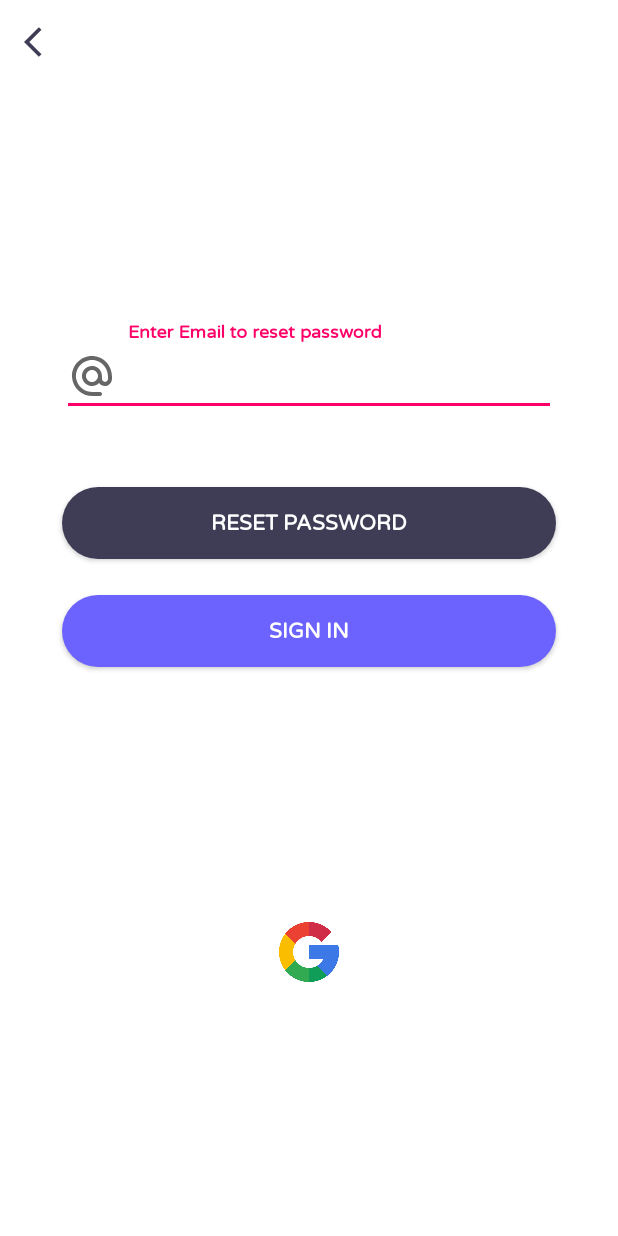
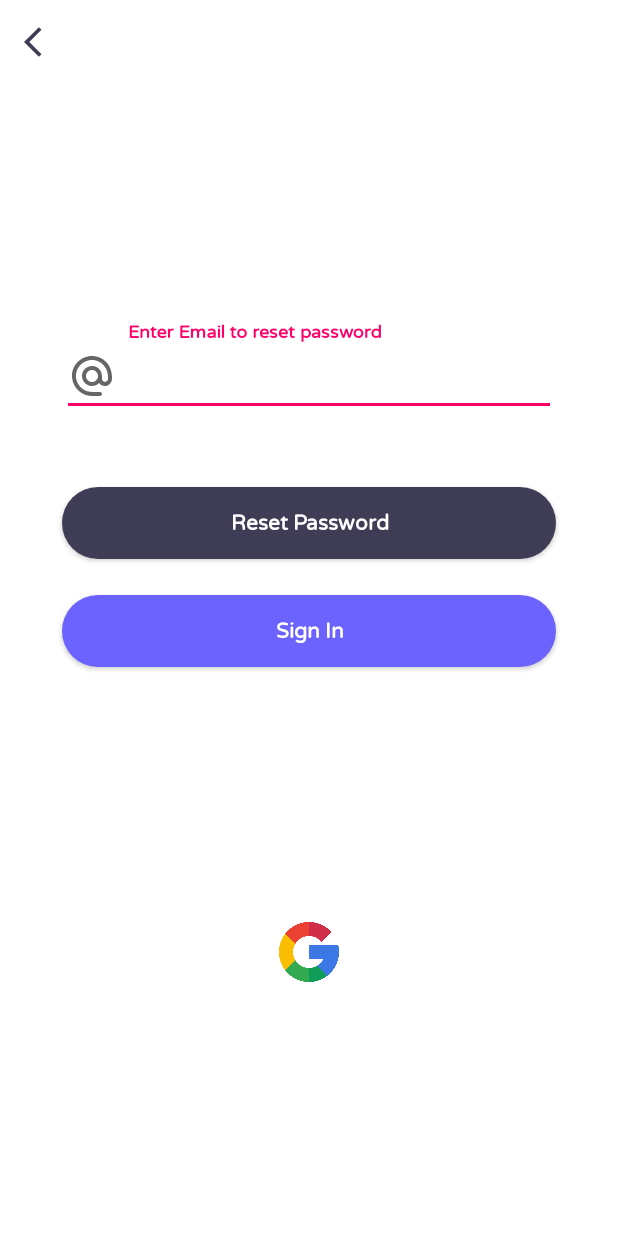
Before and after one commit to anicket-15/YogAI, an Android app: the ForgotPassword screen opened directly, with no data from a screen before it, on a phone screen of 412 x 824 dp. Run offline under Robolectric (Android 15) with nearby library versions, the phone set to English and light mode, and no system bars; our stand-ins replace Firebase (no records; nobody signed in at launch, a user with empty details on screens opened directly).

Commit message:
UI Improvements and Bug Fixes in ProgressBar

```diff
--- a/app/src/main/java/com/anicket/yogai/ForgotPassword.java
+++ b/app/src/main/java/com/anicket/yogai/ForgotPassword.java
@@ -45,7 +45,7 @@ public class ForgotPassword extends AppCompatActivity {
             @Override
             public void onClick(View v) {
 
-                progressBar.setVisibility(View.VISIBLE);
+
                 final String email = mEmail.getText().toString().trim();
 
                 //Validation Check
@@ -54,11 +54,12 @@ public class ForgotPassword extends AppCompatActivity {
                     editTextEmail.setError("Valid Email is required");
                     return;
                 }
-                progressBar.setVisibility(View.INVISIBLE);
+                progressBar.setVisibility(View.VISIBLE);
                 //Send Reset Password Link
                 fAuth.sendPasswordResetEmail(email).addOnSuccessListener(new OnSuccessListener<Void>() {
                     @Override
                     public void onSuccess(Void aVoid) {
+                        progressBar.setVisibility(View.INVISIBLE);
                         Toast.makeText(ForgotPassword.this, "Password Reset Link Sent to your Mail "+email, Toast.LENGTH_SHORT).show();
                         startActivity(new Intent(ForgotPassword.this,LoginActivity.class));
                         finish();
@@ -66,6 +67,7 @@ public class ForgotPassword extends AppCompatActivity {
                 }).addOnFailureListener(new OnFailureListener() {
                     @Override
                     public void onFailure(@NonNull Exception e) {
+                        progressBar.setVisibility(View.INVISIBLE);
                         Toast.makeText(ForgotPassword.this, "Reset Link Not Sent "+e.getMessage(), Toast.LENGTH_SHORT).show();
                     }
                 });
--- a/app/src/main/res/drawable/progressbar.xml
+++ b/app/src/main/res/drawable/progressbar.xml
@@ -1,6 +1,6 @@
 <?xml version="1.0" encoding="utf-8"?>
 <shape xmlns:android="http://schemas.android.com/apk/res/android">
-    <solid android:color="@color/white"></solid>
+    <solid android:color="@android:color/transparent"></solid>
     <corners android:radius="100dp"></corners>
 
 </shape>
--- a/app/src/main/res/layout/activity_forgot_password.xml
+++ b/app/src/main/res/layout/activity_forgot_password.xml
@@ -61,7 +61,8 @@
         android:text="@string/reset_password"
         android:textColor="@color/white"
         android:textStyle="bold"
-        app:layout_constraintHorizontal_bias="0.0"
+        android:elevation="0dp"
+        android:textAllCaps="false"
         app:layout_constraintLeft_toRightOf="@id/guidelineVertical10"
         app:layout_constraintRight_toLeftOf="@id/guidelineVertical90"
         app:layout_constraintTop_toBottomOf="@id/editTextEmail" />
@@ -77,6 +78,8 @@
         android:text="@string/sign_in"
         android:textColor="@color/white"
         android:textStyle="bold"
+        android:elevation="0dp"
+        android:textAllCaps="false"
         android:onClick="buttonSignIn"
         app:layout_constraintLeft_toRightOf="@id/guidelineVertical10"
         app:layout_constraintRight_toLeftOf="@id/guidelineVertical90"
@@ -96,20 +99,15 @@
     <ProgressBar
         android:id="@+id/progressBar"
         style="?android:attr/progressBarStyle"
-        android:layout_width="67dp"
-        android:layout_height="60dp"
-        android:layout_weight="1"
+        android:layout_width="72dp"
+        android:layout_height="72dp"
         android:background="@drawable/progressbar"
-        android:backgroundTint="#FFFFFF"
         android:elevation="10dp"
-        android:foregroundTint="#FFFFFF"
-        android:indeterminateTint="@color/darkGrey"
-        android:padding="13dp"
         android:visibility="invisible"
-        app:layout_constraintBottom_toTopOf="@+id/buttonGoogle"
-        app:layout_constraintLeft_toRightOf="@id/guidelineVertical10"
-        app:layout_constraintRight_toLeftOf="@id/guidelineVertical90"
-        app:layout_constraintTop_toTopOf="@+id/editTextEmail" />
+        app:layout_constraintBottom_toBottomOf="parent"
+        app:layout_constraintLeft_toLeftOf="parent"
+        app:layout_constraintRight_toRightOf="parent"
+        app:layout_constraintTop_toTopOf="parent" />
 
 
     <androidx.constraintlayout.widget.Guideline
```
Also changed, not shown: app/src/main/res/layout/activity_login.xml (+8 -12 lines), app/src/main/res/layout/activity_register.xml (+7 -11 lines).
